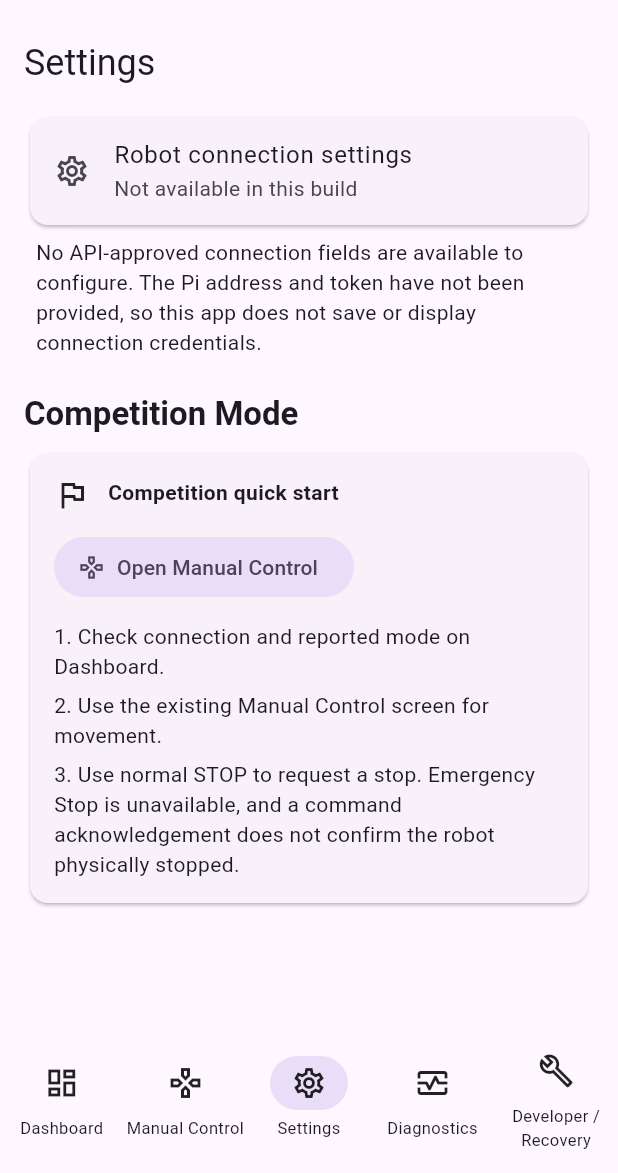
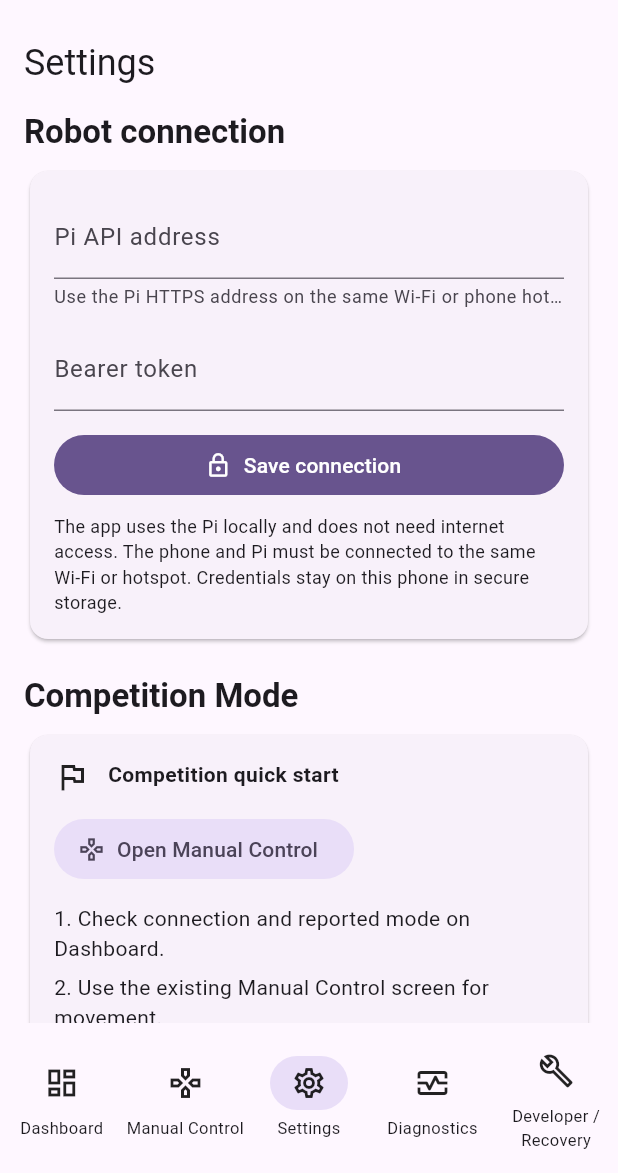
Before and after one commit to sg9242182-bot/ThashuRobot, a Flutter app: the screen it shows after launch, item 3 of the bottom bar chosen, on a phone screen of 412 x 824 dp, the part 63-1236 px from its top. Run offline on Flutter 3.47's test engine with Material 3 defaults, Android fonts, the phone set to English and light mode, and no system bars.

Commit message:
add HTTPS Pi connection form

```diff
--- a/mobile/flutter/lib/features/settings/settings_page.dart
+++ b/mobile/flutter/lib/features/settings/settings_page.dart
@@ -1,9 +1,98 @@
 import 'package:flutter/material.dart';
 
-class SettingsPage extends StatelessWidget {
-  const SettingsPage({super.key, this.onOpenManualControl});
+class SettingsPage extends StatefulWidget {
+  const SettingsPage({
+    super.key,
+    this.initialAddress,
+    this.tokenConfigured = false,
+    this.isLoading = false,
+    this.onSaveConnection,
+    this.onClearConnection,
+    this.onOpenManualControl,
+  });
 
+  final String? initialAddress;
+  final bool tokenConfigured;
+  final bool isLoading;
+  final Future<String?> Function(String address, String token)? onSaveConnection;
+  final Future<void> Function()? onClearConnection;
   final VoidCallback? onOpenManualControl;
+
+  @override
+  State<SettingsPage> createState() => _SettingsPageState();
+}
+
+class _SettingsPageState extends State<SettingsPage> {
+  late final TextEditingController _addressController;
+  final TextEditingController _tokenController = TextEditingController();
+  bool _saving = false;
+  String? _message;
+
+  @override
+  void initState() {
+    super.initState();
+    _addressController = TextEditingController(text: widget.initialAddress ?? '');
+  }
+
+  @override
+  void didUpdateWidget(covariant SettingsPage oldWidget) {
+    super.didUpdateWidget(oldWidget);
+    if (oldWidget.initialAddress != widget.initialAddress) {
+      _addressController.text = widget.initialAddress ?? '';
+    }
+  }
+
+  @override
+  void dispose() {
+    _addressController.dispose();
+    _tokenController.dispose();
+    super.dispose();
+  }
+
+  Future<void> _save() async {
+    final callback = widget.onSaveConnection;
+    if (callback == null || _saving) return;
+    setState(() {
+      _saving = true;
+      _message = null;
+    });
+    try {
+      final message = await callback(
+        _addressController.text,
+        _tokenController.text,
+      );
+      if (!mounted) return;
+      setState(() => _message = message);
+      if (message == null || !message.startsWith('Could not') && !message.startsWith('Enter ')) {
+        _tokenController.clear();
+      }
+    } catch (error) {
+      if (mounted) setState(() => _message = 'Could not save connection: $error');
+    } finally {
+      if (mounted) setState(() => _saving = false);
+    }
+  }
+
+  Future<void> _clear() async {
+    if (_saving) return;
+    setState(() {
+      _saving = true;
+      _message = null;
+    });
+    try {
+      await widget.onClearConnection?.call();
+      if (!mounted) return;
+      setState(() {
+        _addressController.clear();
+        _tokenController.clear();
+        _message = 'Saved Pi connection settings were removed from this phone.';
+      });
+    } catch (error) {
+      if (mounted) setState(() => _message = 'Could not clear connection settings: $error');
+    } finally {
+      if (mounted) setState(() => _saving = false);
+    }
+  }
 
   @override
   Widget build(BuildContext context) {
@@ -12,19 +101,73 @@
       children: [
         Text('Settings', style: Theme.of(context).textTheme.headlineSmall),
         const SizedBox(height: 16),
+        Text('Robot connection', style: Theme.of(context).textTheme.titleLarge),
+        const SizedBox(height: 8),
         Card(
-          child: ListTile(
-            leading: const Icon(Icons.settings_outlined),
-            title: const Text('Robot connection settings'),
-            subtitle: const Text('Not available in this build'),
-          ),
-        ),
-        const Padding(
-          padding: EdgeInsets.symmetric(horizontal: 8, vertical: 4),
-          child: Text(
-            'No API-approved connection fields are available to configure. '
-            'The Pi address and token have not been provided, so this app '
-            'does not save or display connection credentials.',
+          child: Padding(
+            padding: const EdgeInsets.all(16),
+            child: Column(
+              crossAxisAlignment: CrossAxisAlignment.stretch,
+              children: [
+                TextField(
+                  key: const ValueKey('pi-address-field'),
+                  controller: _addressController,
+                  enabled: !_saving && !widget.isLoading,
+                  keyboardType: TextInputType.url,
+                  autocorrect: false,
+                  decoration: const InputDecoration(
+                    labelText: 'Pi API address',
+                    hintText: 'https://thashu.local:8000',
+                    helperText: 'Use the Pi HTTPS address on the same Wi-Fi or phone hotspot.',
+                  ),
+                ),
+                const SizedBox(height: 12),
+                TextField(
+                  key: const ValueKey('pi-token-field'),
+                  controller: _tokenController,
+                  enabled: !_saving && !widget.isLoading,
+                  obscureText: true,
+                  autocorrect: false,
+                  enableSuggestions: false,
+                  decoration: InputDecoration(
+                    labelText: 'Bearer token',
+                    hintText: widget.tokenConfigured
+                        ? 'Saved securely; leave blank to keep it'
+                        : 'Enter the Pi API token',
+                  ),
+                ),
+                const SizedBox(height: 12),
+                FilledButton.icon(
+                  key: const ValueKey('save-pi-connection-button'),
+                  onPressed: _saving || widget.isLoading ? null : _save,
+                  icon: _saving
+                      ? const SizedBox.square(
+                          dimension: 18,
+                          child: CircularProgressIndicator(strokeWidth: 2),
+                        )
+                      : const Icon(Icons.lock_outline),
+                  label: const Text('Save connection'),
+                ),
+                if (widget.tokenConfigured || widget.initialAddress != null)
+                  TextButton.icon(
+                    key: const ValueKey('clear-pi-connection-button'),
+                    onPressed: _saving || widget.isLoading ? null : _clear,
+                    icon: const Icon(Icons.delete_outline),
+                    label: const Text('Forget saved connection'),
+                  ),
+                if (_message != null) ...[
+                  const SizedBox(height: 8),
+                  Semantics(liveRegion: true, child: Text(_message!)),
+                ],
+                const SizedBox(height: 8),
+                const Text(
+                  'The app uses the Pi locally and does not need internet access. '
+                  'The phone and Pi must be connected to the same Wi-Fi or hotspot. '
+                  'Credentials stay on this phone in secure storage.',
+                  style: TextStyle(fontSize: 12),
+                ),
+              ],
+            ),
           ),
         ),
         const SizedBox(height: 20),
@@ -51,23 +194,18 @@
                 ),
                 const SizedBox(height: 12),
                 FilledButton.tonalIcon(
-                  onPressed: onOpenManualControl,
+                  onPressed: widget.onOpenManualControl,
                   icon: const Icon(Icons.gamepad_outlined),
                   label: const Text('Open Manual Control'),
                 ),
                 const SizedBox(height: 12),
-                const Text(
-                  '1. Check connection and reported mode on Dashboard.',
-                ),
+                const Text('1. Check connection and reported mode on Dashboard.'),
+                const SizedBox(height: 6),
+                const Text('2. Use the existing Manual Control screen for movement.'),
                 const SizedBox(height: 6),
                 const Text(
-                  '2. Use the existing Manual Control screen for movement.',
-                ),
-                const SizedBox(height: 6),
-                const Text(
-                  '3. Use normal STOP to request a stop. Emergency Stop is '
-                  'unavailable, and a command acknowledgement does not confirm '
-                  'the robot physically stopped.',
+                  '3. Use normal STOP to request a stop. Emergency Stop is unavailable, '
+                  'and an acknowledgement does not confirm the robot physically stopped.',
                 ),
               ],
             ),
```
